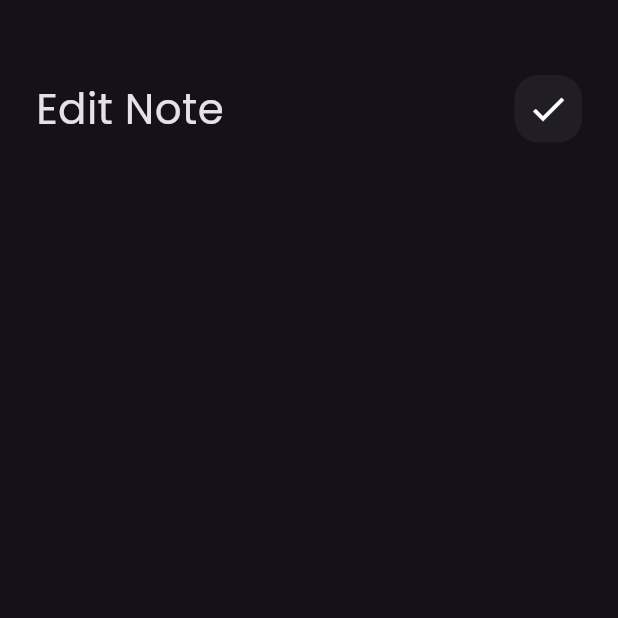
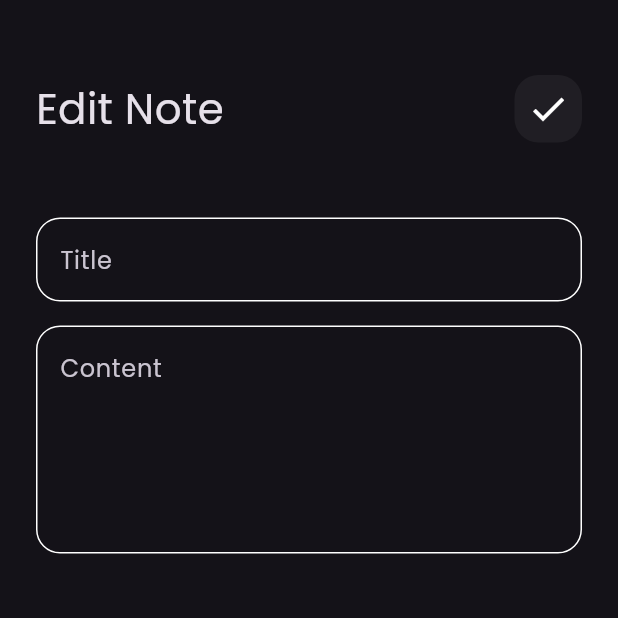
Before and after one commit to mohamed-khaled-ezz/note_app, a Flutter app: the EditNoteView screen opened directly, on a phone screen of 412 x 824 dp, the top half of it. Run offline on Flutter 3.47's test engine with Material 3 defaults, Android fonts, the phone set to English and light mode, and no system bars.

Commit message:
ui/ux is completed

```diff
--- a/lib/widgets/edit_note_view_body.dart
+++ b/lib/widgets/edit_note_view_body.dart
@@ -1,5 +1,6 @@
 import 'package:flutter/material.dart';
 import 'package:note_app/widgets/custom_app_bar.dart';
+import 'package:note_app/widgets/custom_text_field.dart';
 
 class EditNoteViewBody extends StatelessWidget {
   const EditNoteViewBody({super.key});
@@ -11,6 +12,12 @@ class EditNoteViewBody extends StatelessWidget {
       child: Column(children: [
         SizedBox(height: 50,),
         CustomAppBar(title: 'Edit Note', iconData: Icons.check ,),
+        SizedBox(height: 50,),
+
+        CustomTextField(hint: 'Title'),
+        SizedBox(height: 16,),
+
+        CustomTextField(hint: 'Content',maxlines: 5,)
 
       ],),
     );
```
